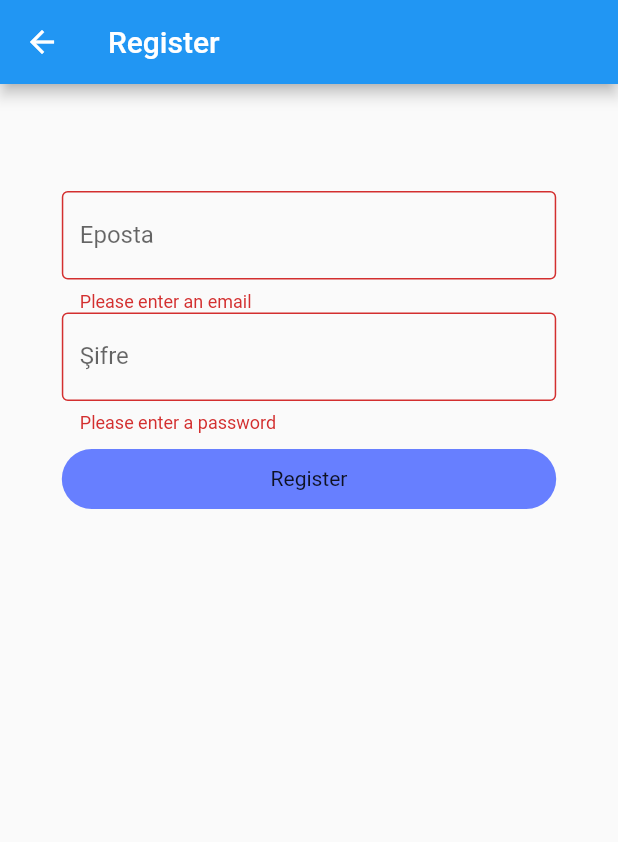
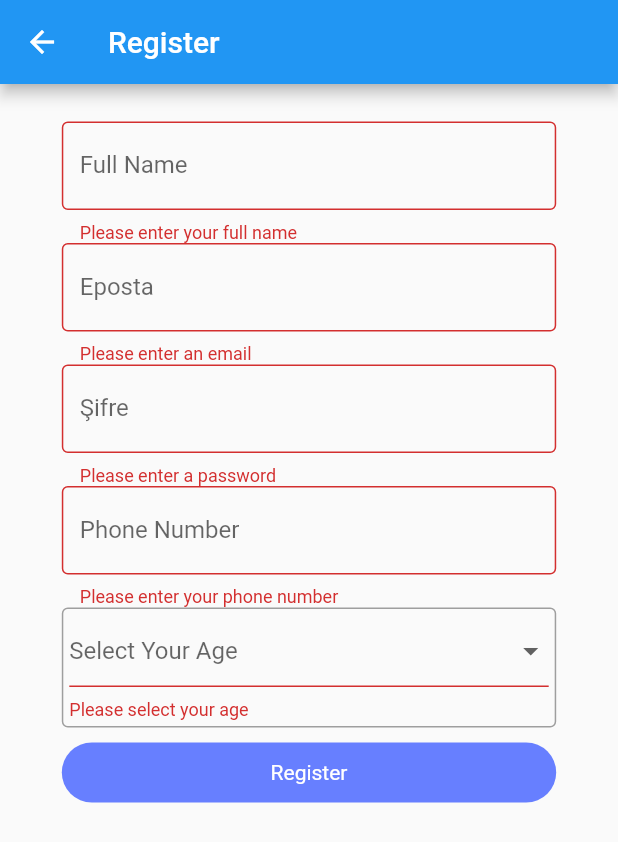
Before and after one commit to talhabayburtlu/Bookie, a Flutter app: the RegisterView screen opened by its route, after a tap on "Register", on a phone screen of 412 x 824 dp. Shown: the top 842 px of the screen. Run offline on Flutter 3.47's test engine with Material 2 defaults, Android fonts, the phone set to English and light mode, and no system bars; our stand-ins replace auto_route, get_it, injectable, stacked, stacked_services; accounts and stored records are empty.

Commit message:
Implemented register view and connected to backend

```diff
--- a/bookie-app/lib/viewmodels/register_viewmodel.dart
+++ b/bookie-app/lib/viewmodels/register_viewmodel.dart
@@ -1,13 +1,35 @@
 import 'package:bookie/app/locator.dart';
 import 'package:bookie/services/auth_service.dart';
 import 'package:stacked/stacked.dart';
+import 'package:stacked_services/stacked_services.dart';
 
 class RegisterViewModel extends BaseViewModel {
   final AuthService _authService = locator<AuthService>();
+  final SnackbarService _snackbarService = locator<SnackbarService>();
 
-  Future<void> register(String email, String password) async {
+  Future<void> register(
+      {String fullName,
+      int age,
+      String phone,
+      String email,
+      String password}) async {
     setBusy(true);
-    await _authService.register();
+
+    final result = await _authService.register(
+        fullName: fullName,
+        phone: phone,
+        email: email,
+        password: password,
+        age: age);
+
+    print('RegisterViewModel.register result is $result');
+    if (!result) {
+      _snackbarService.showSnackbar(message: "Something went wrong!");
+      setBusy(false);
+
+      return;
+    }
+    _snackbarService.showSnackbar(message: "Successful!");
     setBusy(false);
   }
 }
--- a/bookie-app/lib/views/register_view.dart
+++ b/bookie-app/lib/views/register_view.dart
@@ -4,11 +4,22 @@ import 'package:bookie/widgets/busy_button.dart';
 import 'package:flutter/material.dart';
 import 'package:stacked/stacked.dart';
 
-class RegisterView extends StatelessWidget {
+class RegisterView extends StatefulWidget {
+  @override
+  _RegisterViewState createState() => _RegisterViewState();
+}
+
+class _RegisterViewState extends State<RegisterView> {
   final _formKey = GlobalKey<FormState>();
 
+  final _nameController = TextEditingController();
+  final _phoneController = TextEditingController();
+
   final _emailController = TextEditingController();
+
   final _passwordController = TextEditingController();
+
+  int _ageValue;
 
   @override
   Widget build(BuildContext context) {
@@ -25,7 +36,6 @@ class RegisterView extends StatelessWidget {
                 children: [
                   verticalSpaceMedium,
                   Container(
-                    height: SizeConfig.blockSizeVertical * 40,
                     width: SizeConfig.blockSizeHorizontal * 80,
                     child: Form(
                       key: _formKey,
@@ -33,6 +43,18 @@ class RegisterView extends StatelessWidget {
                         crossAxisAlignment: CrossAxisAlignment.center,
                         mainAxisAlignment: MainAxisAlignment.center,
                         children: [
+                          TextFormField(
+                            decoration: InputDecoration(
+                                border: OutlineInputBorder(),
+                                labelText: "Full Name"),
+                            controller: _nameController,
+                            validator: (val) {
+                              if (val.isEmpty) {
+                                return "Please enter your full name";
+                              }
+                              return null;
+                            },
+                          ),
                           TextFormField(
                             decoration: InputDecoration(
                                 border: OutlineInputBorder(),
@@ -64,16 +86,75 @@ class RegisterView extends StatelessWidget {
                               return null;
                             },
                           ),
+                          TextFormField(
+                            decoration: InputDecoration(
+                                border: OutlineInputBorder(),
+                                labelText: "Phone Number"),
+                            controller: _phoneController,
+                            validator: (val) {
+                              if (val.isEmpty) {
+                                return "Please enter your phone number";
+                              }
+                              return null;
+                            },
+                          ),
+                          Container(
+                            decoration: BoxDecoration(
+                              border: Border.all(
+                                color: Colors.grey,
+                              ),
+                              borderRadius: BorderRadius.circular(4.0),
+                            ),
+                            child: Container(
+                              padding: EdgeInsets.all(4),
+                              child: DropdownButtonFormField<int>(
+                                validator: (age) {
+                                  if (age == null) {
+                                    return "Please select your age";
+                                  }
+                                  if (age < 1 || age > 100) {
+                                    return "Please select a valid age";
+                                  }
+                                  return null;
+                                },
+                                hint: Text("Select Your Age"),
+                                isExpanded: true,
+                                items: List.generate(
+                                  90,
+                                  (index) => DropdownMenuItem<int>(
+                                    value: index + 1,
+                                    child: Container(
+                                      width: 100,
+                                      child: Text("${index + 1}"),
+                                    ),
+                                  ),
+                                ),
+                                onChanged: (newAge) {
+                                  setState(() {
+                                    this._ageValue = newAge;
+                                  });
+                                },
+                                value: _ageValue,
+                              ),
+                            ),
+                          ),
                           verticalSpaceSmall,
                           BusyButton(
                             busy: model.isBusy,
                             onPressed: () async {
                               if (_formKey.currentState.validate()) {
-                                await model.register(_emailController.text,
-                                    _passwordController.text);
+                                await model.register(
+                                    age: _ageValue,
+                                    password: _passwordController.text,
+                                    email: _emailController.text,
+                                    fullName: _nameController.text,
+                                    phone: _phoneController.text);
                               }
                             },
-                            title: Text("Register"),
+                            title: Text(
+                              "Register",
+                              style: TextStyle(color: Colors.white),
+                            ),
                             decoration: BoxDecoration(
                                 borderRadius:
                                     BorderRadius.all(Radius.circular(22)),
--- a/bookie-app/pubspec.yaml
+++ b/bookie-app/pubspec.yaml
@@ -33,6 +33,7 @@ dependencies:
   get_it: ^4.0.4
   injectable: ^1.0.5
   auto_route: ^0.6.7
+  http: ^0.13.3
 
 dev_dependencies:
   flutter_test:
```
Also changed, not shown: bookie-app/lib/services/auth_service.dart (+24 -2 lines), bookie-app/lib/app/locator.config.dart, bookie-app/pubspec.lock.
